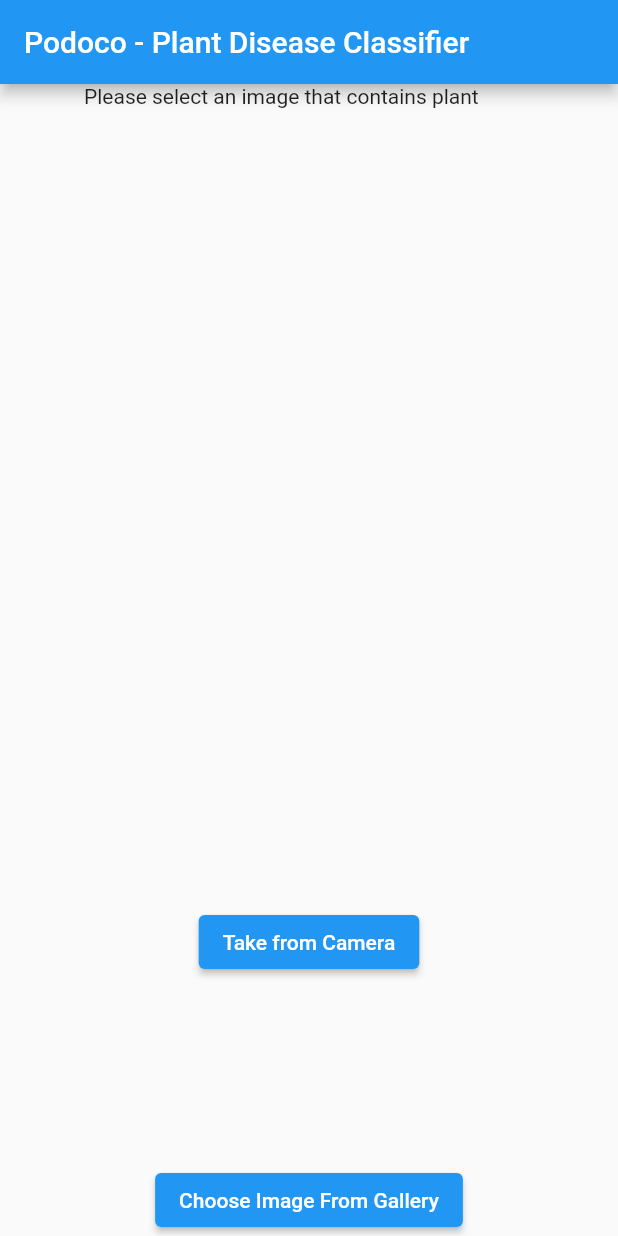
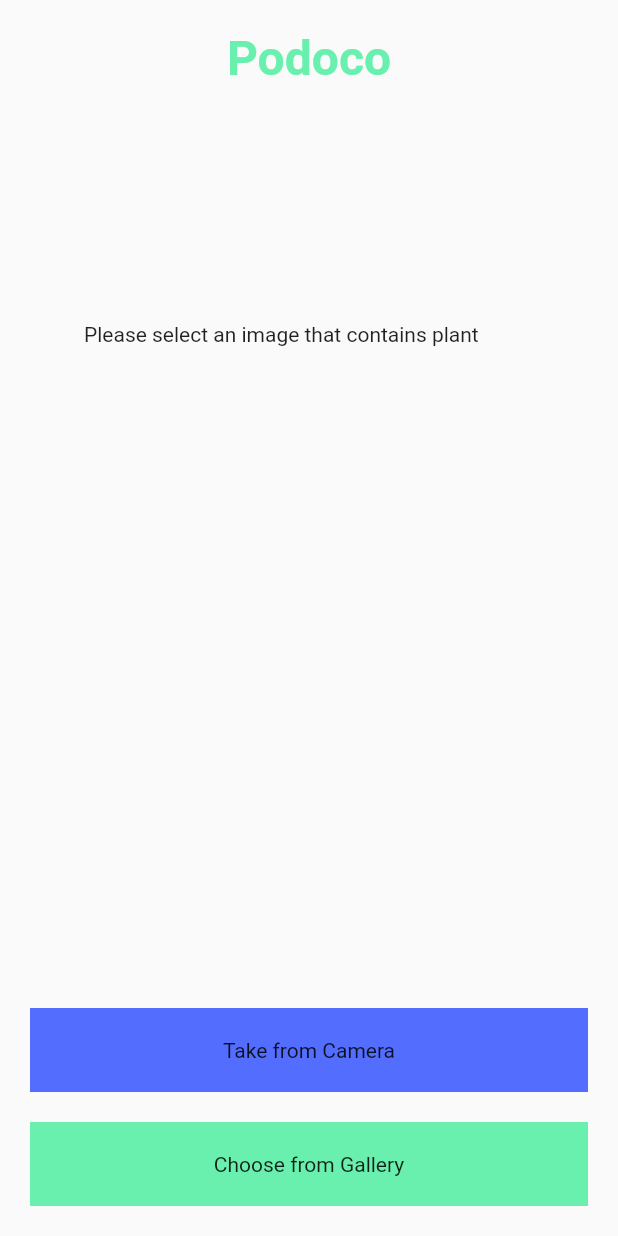
Before and after one commit to MinSiThu/Podoco, a Flutter app: the screen it shows after launch, on a phone screen of 412 x 824 dp. Run offline on Flutter 3.47's test engine with Material 2 defaults, Android fonts, the phone set to English and light mode, and no system bars; our stand-ins replace image_picker; missing offline and left inert: tflite_flutter, tflite_flutter_helper; Roboto replaces fonts that are missing (Georgia).

Commit message:
feat: User Interface changed

```diff
--- a/lib/classifier/classifier.dart
+++ b/lib/classifier/classifier.dart
@@ -2,7 +2,7 @@
 import 'package:tflite_flutter_helper/tflite_flutter_helper.dart';
 
 const labelFileName = 'assets/podoco_labels.txt';
-const modelFileName = 'plant_model2.tflite';
+const modelFileName = 'cropnet.tflite';
 
 class PodocoClassifierModel {
   Interpreter interpreter; // to predict results
@@ -37,9 +37,6 @@
     print('Input type: $inputType');
     print('Output type: $outputType');
 
-    interpreter.resizeInputTensor(0, [ 224, 224, 3]);
-    interpreter.allocateTensors();
-
     return PodocoClassifierModel(
         interpreter: interpreter,
         inputShape: inputShape,
--- /dev/null
+++ b/lib/components/Header.dart
@@ -0,0 +1,16 @@
+import 'package:flutter/material.dart';
+
+class Header extends StatelessWidget {
+  @override
+  Widget build(BuildContext context) {
+    return Container(
+      child: const Center(
+        child: Text("Podoco",style: TextStyle(
+          color: Colors.greenAccent,
+          fontSize: 32,
+          fontWeight: FontWeight.bold
+        ),),
+      ),
+    );
+  }
+}
--- a/lib/main.dart
+++ b/lib/main.dart
@@ -4,6 +4,8 @@
 import 'package:flutter/material.dart';
 import 'package:image_picker/image_picker.dart';
 import 'package:podoco_plant_diesease_classifier/classifier/classifier.dart';
+import 'package:podoco_plant_diesease_classifier/components/Header.dart';
+import 'package:podoco_plant_diesease_classifier/components/ResultTextBox.dart';
 import 'package:tflite_flutter_helper/tflite_flutter_helper.dart';
 
 void main() {
@@ -22,8 +24,7 @@
   var _selectedImage;
 
   bool _resultStatus = false;
-  var _plantLabel;
-  var _plantScore;
+  late LabelScore _labelScore;
 
   @override
   void initState() {
@@ -71,11 +72,10 @@
 
     // # Resize Image to model input shape
     final shapeLength = _model.inputShape[1];
-    final resizeOp = ResizeOp(shapeLength,shapeLength, ResizeMethod.BILINEAR);
+    final resizeOp = ResizeOp(shapeLength, shapeLength, ResizeMethod.BILINEAR);
 
     // # Normalize Image, 127.5 is used cause model, to have -1 to 1
     final normalizeOp = NormalizeOp(224, 224);
-
 
     // # ImageProcessor and add Operations
     final imageProcessor = ImageProcessorBuilder()
@@ -109,7 +109,6 @@
   void _classifyImage(imageFile) async {
     print("Preprocess");
     final inputTensorImage = await _preProcessInput(imageFile);
-    inputTensorImage.tensorBuffer.resize([1,244,244,3]);
 
     print(inputTensorImage.tensorBuffer.shape);
 
@@ -130,8 +129,7 @@
 
     setState(() {
       _resultStatus = resultStatus;
-      _plantLabel = result.label;
-      _plantScore = result.score;
+      _labelScore = LabelScore(label: result.label,score:result.score);
     });
   }
 
@@ -143,42 +141,61 @@
         fontFamily: 'Georgia',
       ),
       debugShowCheckedModeBanner: false,
-      home: Scaffold(
-          appBar: AppBar(
-            title: const Text("Podoco - Plant Disease Classifier"),
-          ),
-          body: Column(
+      home: SafeArea(
+              child: Scaffold(
+            body: Container(
+              padding: const EdgeInsets.all(20),
+              child: Column(
                   mainAxisAlignment: MainAxisAlignment.spaceBetween,
                   children: [
+                    Header(),
                     Container(
+                        child: Column(
+                          children: [
+                      Center(child: Container(
                           height: 300,
                           width: 300,
                           child: _selectedImage != null
                               ? Image.file(_selectedImage, fit: BoxFit.cover)
                               : const Text(
-                            "Please select an image that contains plant")),
-                Container(
+                                  "Please select an image that contains plant"))),
+                      Center(child: Container(
                         child: _selectedImage != null
                             ? _resultStatus
-                          ? Text("$_plantLabel - $_plantScore")
+                                ? ResultTextBox(labelScore: _labelScore)
                                 : const Text("Can't Classify")
                             : null,
+                      ),)
+                    ])),
+                    Container(
+                        child: Column(
+                      children: [
+                        Container(
+                          width: double.infinity,
+                          color: Colors.indigoAccent,
+                          padding: const EdgeInsets.all(20),
+                          margin: const EdgeInsets.only(bottom: 20),
+                          child: InkWell(
+                              onTap: () {
+                                _pickImage(ImageSource.camera);
+                              },
+                              child: const Center(child: Text("Take from Camera"))),
                         ),
                         Container(
-                  child: ElevatedButton(
-                      onPressed: () {
-                        _pickImage(ImageSource.camera);
-                      },
-                      child: const Text("Take from Camera")),
-                ),
-                Container(
-                  child: ElevatedButton(
-                      onPressed: () {
+                          width: double.infinity,
+                          color: Colors.greenAccent,
+                          padding: const EdgeInsets.all(20),
+                          child: InkWell(
+                              onTap: () {
                                 _pickImage(ImageSource.gallery);
                               },
-                      child: const Text("Choose Image From Gallery")),
-                )
-              ])),
+                              child: const Center(child: Text("Choose from Gallery"))),
+                        ),
+                      ],
+                    ))
+                  ]),
+            )),
+      ),
     );
   }
 }
--- a/pubspec.yaml
+++ b/pubspec.yaml
@@ -67,7 +67,7 @@
 
   # To add assets to your application, add an assets section, like this:
   assets:
-    - assets/plant_model2.tflite
+    - assets/cropnet.tflite
     - assets/podoco_labels.txt
 
   # An image asset can refer to one or more resolution-specific "variants", see
```
Also changed, not shown: assets/cassava.csv (added, +7 -0 lines), assets/class_indices.json (deleted, +0 -40 lines), assets/podoco_labels.txt (+6 -38 lines), lib/components/ResultTextBox.dart (added, +24 -0 lines), 1 other file. Lines whose indentation alone changed are shown as unchanged.
